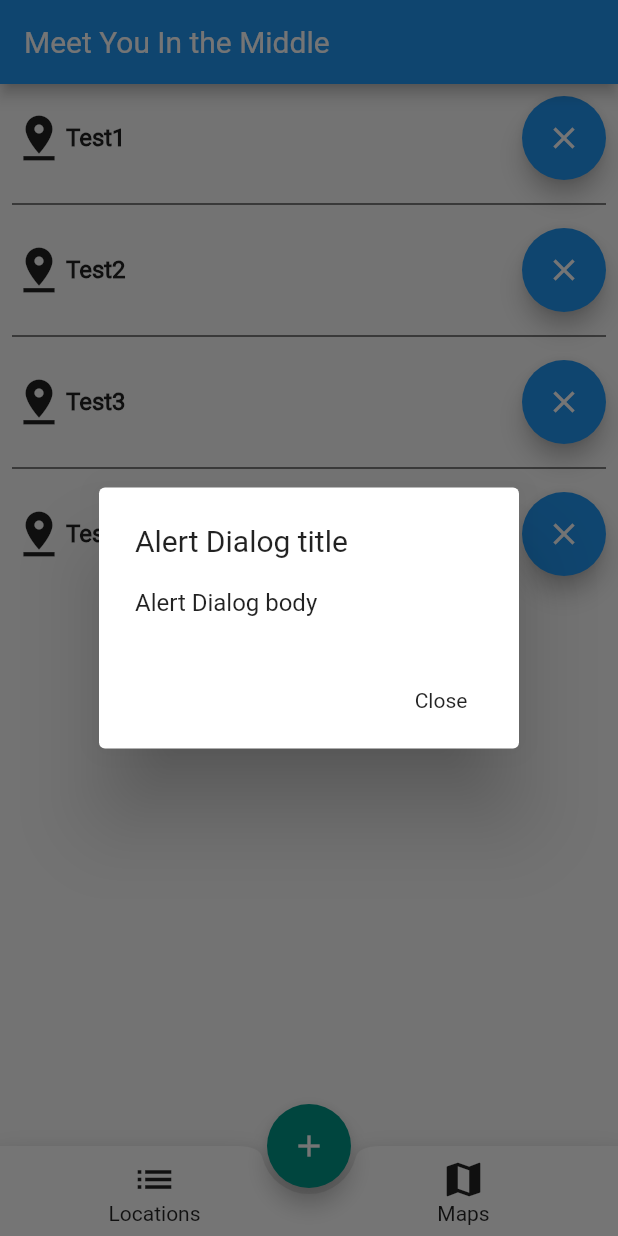
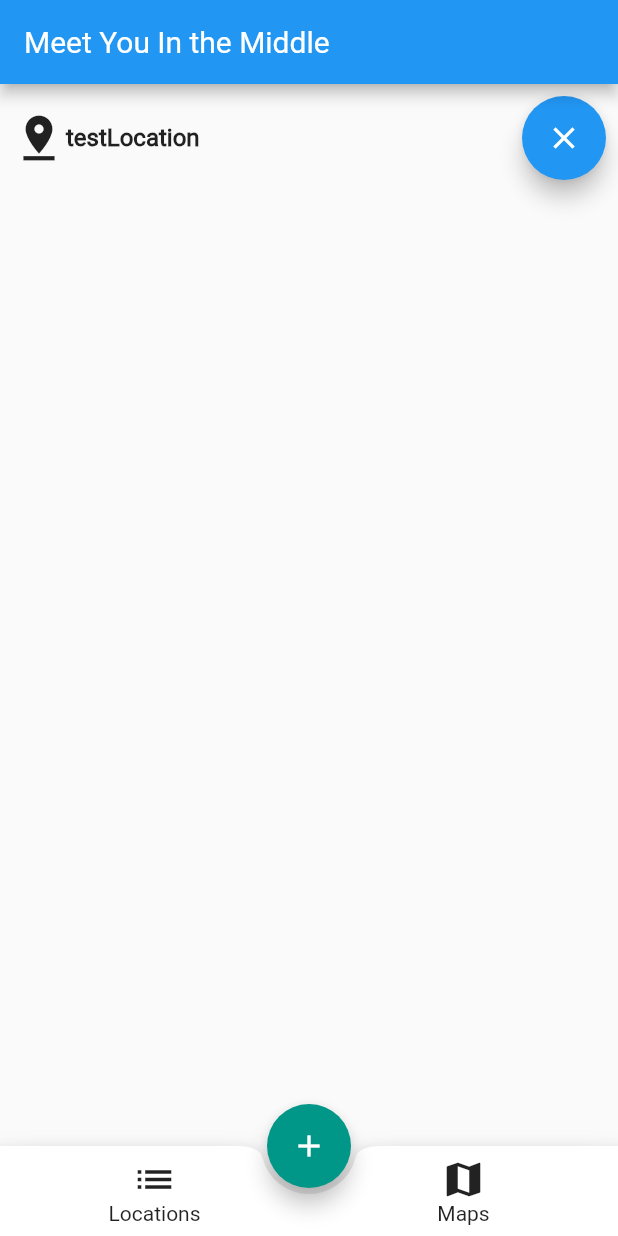
Before and after one commit to rjmarzec/meet_you_in_the_middle, a Flutter app: the screen it shows after launch, after a tap on the "add" icon, on a phone screen of 412 x 824 dp. Run offline on Flutter 3.47's test engine with Material 2 defaults, Android fonts, the phone set to English and light mode, and no system bars; our stand-ins replace shared_preferences.

Commit message:
implemented working base for location storage

```diff
--- a/lib/location_manager.dart
+++ b/lib/location_manager.dart
@@ -1,25 +1,13 @@
 import 'location.dart';
-import 'package:get/state_manager.dart';
-import 'package:get_storage/get_storage.dart';
-
-void main() async {
-  await GetStorage.init();
-}
+import 'dart:convert';
+import 'package:shared_preferences/shared_preferences.dart';
 
 class LocationManager {
-  final storage = GetStorage();
-  List<Location> _locationList = new List<Location>();
+  List<Location> _locationList;
 
   LocationManager() {
-    main();
-
-    _readStoredLocations();
-
-    // Not necessary, should be removed when testing is done
-    addLocation('Test1');
-    addLocation('Test2');
-    addLocation('Test3');
-    addLocation('Test4');
+    _locationList = new List<Location>();
+    _loadLocations();
   }
 
   List<Location> getLocations() {
@@ -34,15 +22,32 @@ class LocationManager {
     return locationNameList;
   }
 
+  List<double> getLocationLats() {
+    List<double> locationLatList = new List<double>();
+    for (var location in _locationList) {
+      locationLatList.add(location.getLatitude());
+    }
+    return locationLatList;
+  }
+
+  List<double> getLocationLongs() {
+    List<double> getLocationLongs = new List<double>();
+    for (var location in _locationList) {
+      getLocationLongs.add(location.getLongitude());
+    }
+    return getLocationLongs;
+  }
+
   String getLocationNameAt(int indexIn) {
     return _locationList[indexIn].getName();
   }
 
   bool addLocation(String nameIn) {
-    Location tempLocation = new Location(nameIn);
-    if (tempLocation.isValid()) {
-      _locationList.add(tempLocation);
-      _updateStoredLocations();
+    Location locationToAdd = new Location(nameIn);
+    if (locationToAdd.isValid()) {
+      _locationList.add(locationToAdd);
+      _saveLocations();
+      _loadLocations();
       return true;
     } else {
       return false;
@@ -51,21 +56,21 @@ class LocationManager {
 
   void removeLocationAt(int indexIn) {
     _locationList.removeAt(indexIn);
-    _updateStoredLocations();
+    _saveLocations();
   }
 
   int locationCount() {
     return _locationList.length;
   }
 
-  void _updateStoredLocations() {
-    storage.write('locations', _locationList);
+  void _loadLocations() async {
+    final prefs = await SharedPreferences.getInstance();
+    Iterable l = json.decode(prefs.getString('locations'));
+    _locationList = (l as List).map((i) => Location.fromJson(i)).toList();
   }
 
-  void _readStoredLocations() {
-    if (!storage.hasData('locations')) {
-      _updateStoredLocations();
-    }
-    _locationList = storage.read('locations');
+  void _saveLocations() async {
+    final prefs = await SharedPreferences.getInstance();
+    prefs.setString('locations', json.encode(_locationList));
   }
 }
--- a/lib/main.dart
+++ b/lib/main.dart
@@ -20,7 +20,6 @@ class _HomePageState extends State<HomePage> {
   final LocationManager locationManager = new LocationManager();
   int _bottomNavBarIndex = 0;
   List<Widget> _bottomNavBarPages;
-  List<String> _locationNames;
 
   @override
   Widget build(BuildContext context) {
@@ -43,7 +42,10 @@ class _HomePageState extends State<HomePage> {
       backgroundColor: Colors.teal,
       child: Icon(Icons.add),
       onPressed: () {
-        _showLocationDialog();
+        setState(() {
+          locationManager.addLocation('testLocation');
+          //_showLocationDialog();
+        });
       },
     );
   }
@@ -90,7 +92,6 @@ class _HomePageState extends State<HomePage> {
                 onPressed: () {
                   setState(() {
                     locationManager.removeLocationAt(i);
-                    _locationNames = locationManager.getLocationNames();
                   });
                 },
               )
--- a/pubspec.yaml
+++ b/pubspec.yaml
@@ -25,7 +25,7 @@ dependencies:
     sdk: flutter
 
   cupertino_icons: ^0.1.3
-  get_storage: ^1.3.0
+  shared_preferences: ^0.5.10
 
 dev_dependencies:
   flutter_test:
```
Also changed, not shown: pubspec.lock.
